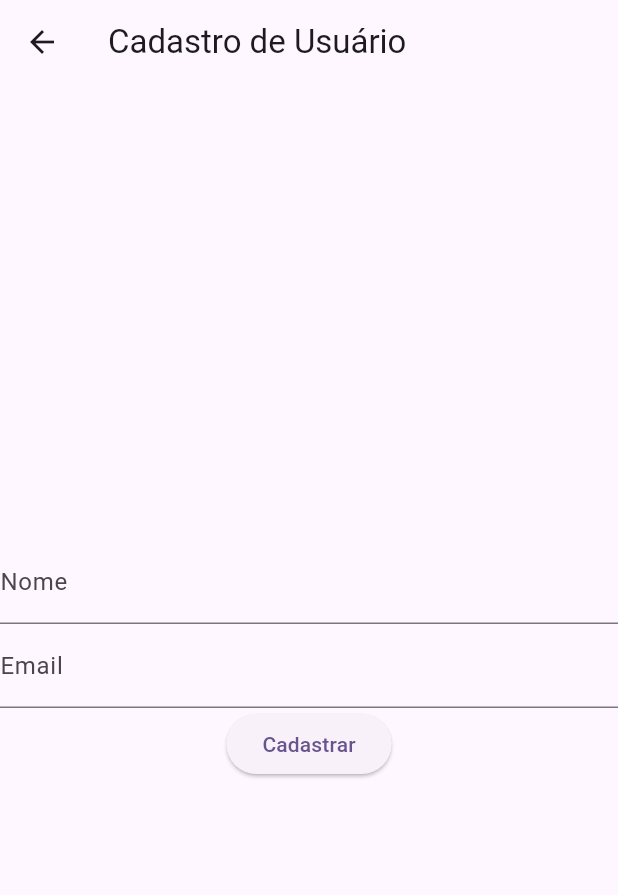
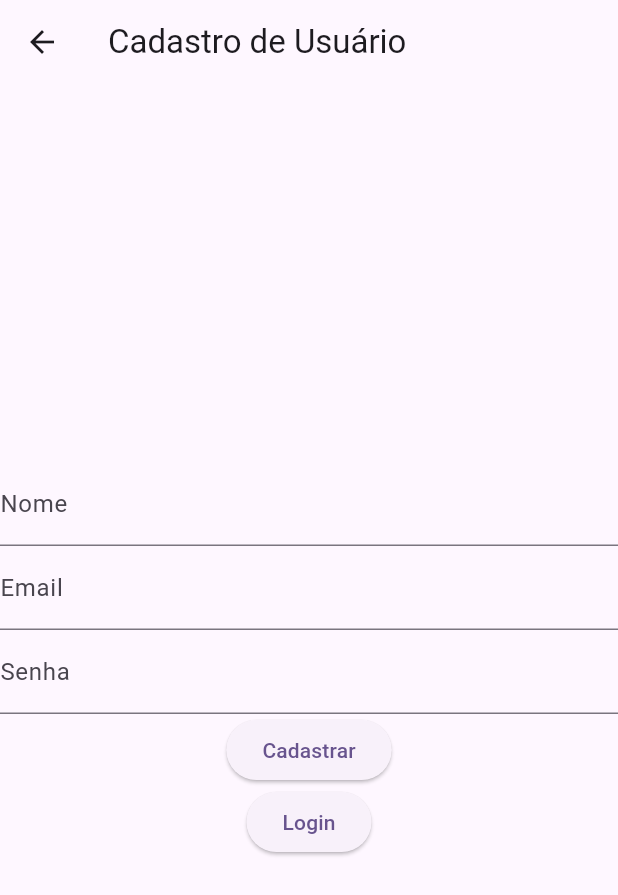
Before and after one commit to CaioSilvaUT/Front_end, a Flutter app: the UserRegistrationScreen screen opened directly, after a tap on "Cadastrar", on a phone screen of 412 x 824 dp. Shown: the top 895 px of the screen. Run offline on Flutter 3.47's test engine with Material 3 defaults, Android fonts, the phone set to English and light mode, and no system bars; network calls fail.

Commit message:
alteração da tela inicial

```diff
--- a/lib/UserRegistrationScreen.dart
+++ b/lib/UserRegistrationScreen.dart
@@ -1,6 +1,52 @@
 import 'package:flutter/material.dart';
+import 'LoginScreen.dart';
+import 'package:http/http.dart' as http;
+import 'dart:convert';
 
 class UserRegistrationScreen extends StatelessWidget {
+  final TextEditingController nomeController = TextEditingController();
+  final TextEditingController emailController = TextEditingController();
+  final TextEditingController senhaController = TextEditingController(); // Adicionar controller para a senha
+
+  Future<void> registerUser() async {
+    String nome = nomeController.text;
+    String email = emailController.text;
+    String senha = senhaController.text; // Obter senha do controller
+
+    // URL da sua rota de API para cadastrar usuários
+    String url = 'http://localhost:3000/cadastrar_usuario';
+;
+
+    try {
+    // Converta os dados para JSON usando jsonEncode
+    String jsonData = jsonEncode({
+      'nome': nome,
+      'email': email,
+      'senha': senha,
+    });
+
+    // Faça uma solicitação POST para o servidor com os dados do novo usuário
+    var response = await http.post(
+      Uri.parse(url),
+      headers: <String, String>{
+        'Content-Type': 'application/json; charset=UTF-8', // Especifique o tipo de conteúdo como JSON
+      },
+      body: jsonData, // Envie os dados JSON no corpo da solicitação
+    );
+
+      if (response.statusCode == 200) {
+        // Cadastro bem-sucedido
+        print('Usuário cadastrado com sucesso!');
+      } else {
+        // Trate erros ou falhas de cadastro
+        print('Erro ao cadastrar usuário: ${response.body}');
+      }
+    } catch (e) {
+      // Trate erros de conexão ou outras exceções
+      print('Erro ao conectar ao servidor: $e');
+    }
+  }
+
   @override
   Widget build(BuildContext context) {
     return Scaffold(
@@ -12,16 +58,30 @@ class UserRegistrationScreen extends StatelessWidget {
           mainAxisAlignment: MainAxisAlignment.center,
           children: [
             TextField(
+              controller: nomeController,
               decoration: InputDecoration(labelText: 'Nome'),
             ),
             TextField(
+              controller: emailController,
               decoration: InputDecoration(labelText: 'Email'),
+            ),
+            TextField(
+              controller: senhaController,
+              decoration: InputDecoration(labelText: 'Senha'), // Adicionar campo para a senha
+              obscureText: true, // Ocultar a senha
+            ),
+            ElevatedButton(
+              onPressed: registerUser,
+              child: Text('Cadastrar'),
             ),
             ElevatedButton(
               onPressed: () {
-                // Implementar lógica de cadastro de usuário
+                Navigator.push(
+                  context,
+                  MaterialPageRoute(builder: (context) => UserLoginScreen()),
+                );
               },
-              child: Text('Cadastrar'),
+              child: Text('Login'),
             ),
           ],
         ),
--- a/lib/main.dart
+++ b/lib/main.dart
@@ -1,5 +1,5 @@
 import 'package:flutter/material.dart';
-import 'package:flutter_application_1/HomeScreen.dart';
+import 'package:flutter_application_1/UserRegistrationScreen.dart';
 
 void main() {
   runApp(const MyApp());
@@ -32,7 +32,7 @@ class MyApp extends StatelessWidget {
         colorScheme: ColorScheme.fromSeed(seedColor: Colors.deepPurple),
         useMaterial3: true,
       ),
-      home: HomeScreen(),
+      home: UserRegistrationScreen(),
     );
   }
 }
```
